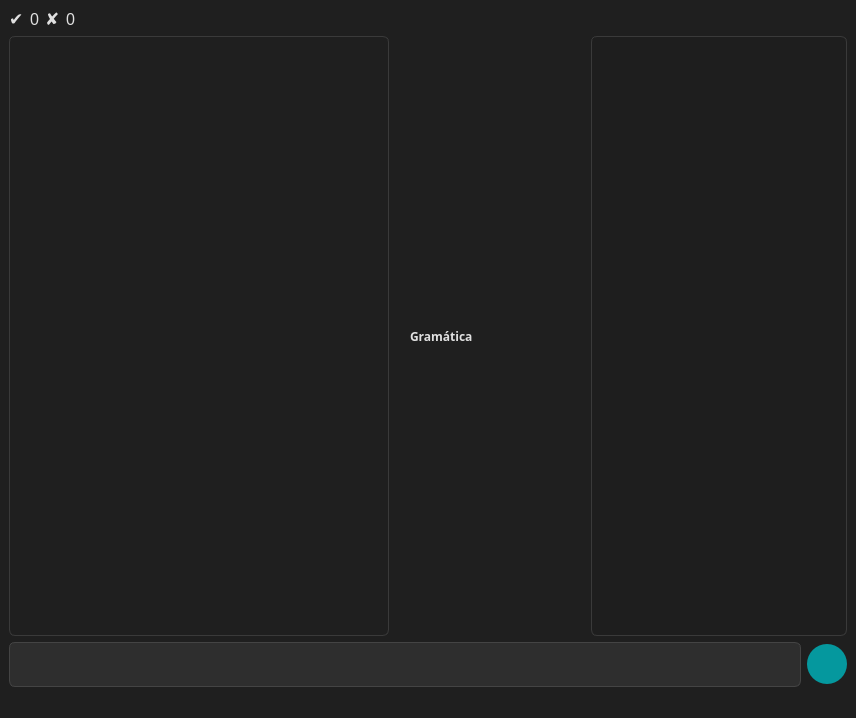
Before: the Qt Designer form src/gui/slrtutorwindow.ui in jose-rZM/SyntaxTutor, drawn with Qt 5.
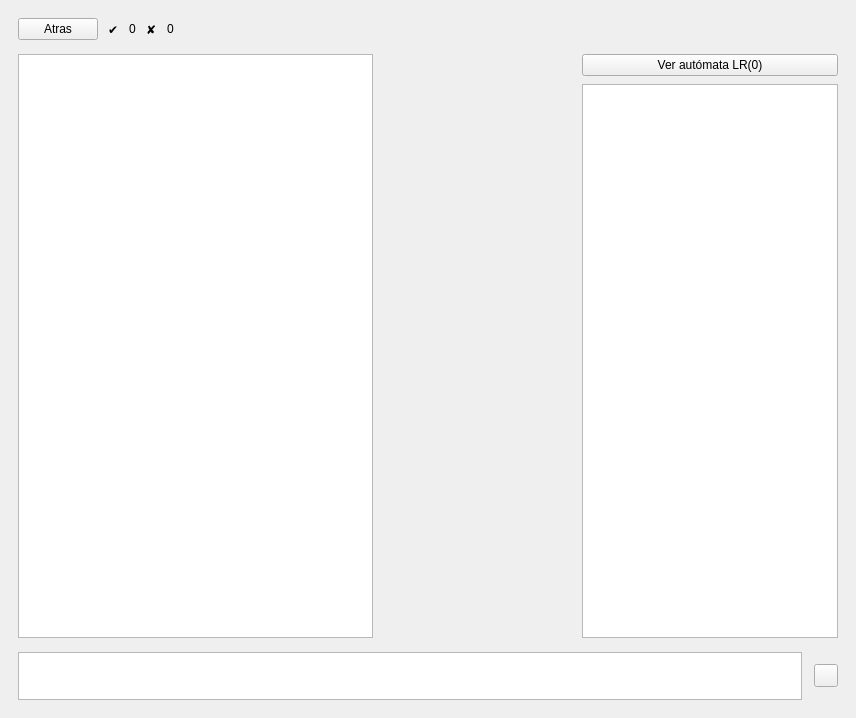
After: the same form once the commit is applied. Icons and pictures are not drawn. Custom widgets are drawn as their Qt base class.

```diff
--- a/src/gui/slrtutorwindow.ui
+++ b/src/gui/slrtutorwindow.ui
@@ -1,7 +1,7 @@
 <?xml version="1.0" encoding="UTF-8"?>
 <ui version="4.0">
  <class>SLRTutorWindow</class>
- <widget class="QMainWindow" name="SLRTutorWindow">
+ <widget class="QWidget" name="SLRTutorWindow">
   <property name="geometry">
    <rect>
     <x>0</x>
@@ -13,31 +13,45 @@
   <property name="windowTitle">
    <string>SLR1</string>
   </property>
-  <property name="windowIcon">
-   <iconset resource="resources.qrc">
-    <normaloff>:/resources/syntaxtutor.png</normaloff>:/resources/syntaxtutor.png</iconset>
-  </property>
-  <property name="styleSheet">
-   <string notr="true">  background-color: #1F1F1F;
-    color: #E0E0E0;</string>
-  </property>
-  <widget class="QWidget" name="centralwidget">
-   <layout class="QVBoxLayout" name="verticalLayout">
-    <item>
-     <layout class="QHBoxLayout" name="horizontalLayout_3">
+  <layout class="QVBoxLayout" name="verticalLayout">
+   <property name="spacing">
+    <number>14</number>
+   </property>
+   <property name="leftMargin">
+    <number>18</number>
+   </property>
+   <property name="topMargin">
+    <number>18</number>
+   </property>
+   <property name="rightMargin">
+    <number>18</number>
+   </property>
+   <property name="bottomMargin">
+    <number>18</number>
+   </property>
+   <item>
+      <layout class="QHBoxLayout" name="horizontalLayout_3">
+      <property name="spacing">
+       <number>10</number>
+      </property>
       <item>
-       <widget class="QLabel" name="tick">
+       <widget class="QPushButton" name="backButton">
+        <property name="cursor">
+         <cursorShape>PointingHandCursor</cursorShape>
+        </property>
+         <property name="text">
+          <string>Atras</string>
+         </property>
+       </widget>
+      </item>
+      <item>
+        <widget class="QLabel" name="tick">
         <property name="sizePolicy">
          <sizepolicy hsizetype="Minimum" vsizetype="Preferred">
           <horstretch>0</horstretch>
           <verstretch>0</verstretch>
          </sizepolicy>
         </property>
-        <property name="font">
-         <font>
-          <pointsize>13</pointsize>
-         </font>
-        </property>
         <property name="text">
          <string>✔</string>
         </property>
@@ -51,11 +65,6 @@
           <verstretch>0</verstretch>
          </sizepolicy>
         </property>
-        <property name="font">
-         <font>
-          <pointsize>12</pointsize>
-         </font>
-        </property>
         <property name="toolTip">
          <string>Respuestas correctas</string>
         </property>
@@ -72,11 +81,6 @@
           <verstretch>0</verstretch>
          </sizepolicy>
         </property>
-        <property name="font">
-         <font>
-          <pointsize>13</pointsize>
-         </font>
-        </property>
         <property name="text">
          <string>✘</string>
         </property>
@@ -90,11 +94,6 @@
           <verstretch>0</verstretch>
          </sizepolicy>
         </property>
-        <property name="font">
-         <font>
-          <pointsize>12</pointsize>
-         </font>
-        </property>
         <property name="toolTip">
          <string>Respuestas incorrectas</string>
         </property>
@@ -120,10 +119,13 @@
        </spacer>
       </item>
      </layout>
-    </item>
+   </item>
     <item>
      <layout class="QHBoxLayout" name="horizontalLayout_2">
-      <item>
+      <property name="spacing">
+       <number>16</number>
+      </property>
+       <item>
        <widget class="QListWidget" name="listWidget">
         <property name="sizePolicy">
          <sizepolicy hsizetype="Expanding" vsizetype="Expanding">
@@ -131,118 +133,64 @@
           <verstretch>0</verstretch>
          </sizepolicy>
         </property>
-        <property name="styleSheet">
-         <string notr="true"> QListWidget {
-        border: 1px solid #3a3a3a;
-        border-radius: 6px;
-        background-color: transparent;
-    }
-
-    QListWidget::viewport {
-        background-color: transparent;
-    }
-   QScrollBar:vertical {
-        background: #1e1e1e;
-        width: 10px;
-        margin: 2px 0 2px 0;
-        border-radius: 5px;
-    }
-
-    QScrollBar::handle:vertical {
-        background: #5c5c5c;
-        min-height: 20px;
-        border-radius: 5px;
-    }
-
-    QScrollBar::handle:vertical:hover {
-        background: #777;
-    }
-
-    QScrollBar::add-line:vertical, QScrollBar::sub-line:vertical {
-        height: 0px;
-        background: none;
-    }
-
-    QScrollBar::add-page:vertical, QScrollBar::sub-page:vertical {
-        background: none;
-    }</string>
-        </property>
        </widget>
       </item>
-      <item>
-       <widget class="QLabel" name="gr">
-        <property name="sizePolicy">
-         <sizepolicy hsizetype="Expanding" vsizetype="Expanding">
-          <horstretch>2</horstretch>
+       <item>
+        <widget class="QScrollArea" name="gr">
+         <property name="sizePolicy">
+          <sizepolicy hsizetype="Expanding" vsizetype="Expanding">
+           <horstretch>2</horstretch>
           <verstretch>0</verstretch>
          </sizepolicy>
         </property>
-        <property name="font">
-         <font>
-          <family>JetBrainsMonoNL Nerd Font Propo</family>
-          <bold>true</bold>
-         </font>
-        </property>
-        <property name="styleSheet">
-         <string notr="true">    padding: 12px;
-    border-radius: 6px;</string>
-        </property>
-        <property name="text">
-         <string>Gramática</string>
-        </property>
-        <property name="textInteractionFlags">
-         <set>Qt::TextInteractionFlag::NoTextInteraction</set>
-        </property>
-       </widget>
-      </item>
+         <property name="frameShape">
+          <enum>QFrame::Shape::NoFrame</enum>
+         </property>
+         <property name="widgetResizable">
+          <bool>true</bool>
+         </property>
+        </widget>
+       </item>
       <item>
-       <widget class="QTextEdit" name="textEdit">
-        <property name="styleSheet">
-         <string notr="true">QTextEdit {
-background-color: #1e1e1e;
-color: #ffffff;
-border: 1px solid #3a3a3a;
-border-radius: 6px;
-padding: 8px;
-selection-background-color: #44475a;
-selection-color: #ffffff;
-font-family: Noto Sans
-}
-  QScrollBar:vertical {
-        background: #1e1e1e;
-        width: 10px;
-        margin: 2px 0 2px 0;
-        border-radius: 5px;
-    }
-
-    QScrollBar::handle:vertical {
-        background: #5c5c5c;
-        min-height: 20px;
-        border-radius: 5px;
-    }
-
-    QScrollBar::handle:vertical:hover {
-        background: #777;
-    }
-
-    QScrollBar::add-line:vertical, QScrollBar::sub-line:vertical {
-        height: 0px;
-        background: none;
-    }
-
-    QScrollBar::add-page:vertical, QScrollBar::sub-page:vertical {
-        background: none;
-    }</string>
+       <layout class="QVBoxLayout" name="rightPanelLayout">
+        <property name="spacing">
+         <number>8</number>
         </property>
-        <property name="readOnly">
-         <bool>true</bool>
-        </property>
-       </widget>
+        <item>
+         <widget class="QPushButton" name="automatonButton">
+          <property name="cursor">
+           <cursorShape>PointingHandCursor</cursorShape>
+          </property>
+          <property name="text">
+           <string>Ver autómata LR(0)</string>
+          </property>
+         </widget>
+        </item>
+        <item>
+         <widget class="QTextEdit" name="textEdit">
+          <property name="sizePolicy">
+           <sizepolicy hsizetype="Expanding" vsizetype="Expanding">
+            <horstretch>2</horstretch>
+            <verstretch>0</verstretch>
+           </sizepolicy>
+          </property>
+          <property name="readOnly">
+           <bool>true</bool>
+          </property>
+         </widget>
+        </item>
+       </layout>
       </item>
      </layout>
     </item>
     <item>
      <layout class="QHBoxLayout" name="horizontalLayout">
+      <property name="spacing">
+       <number>12</number>
+      </property>
+      <property name="alignment">
+       <set>Qt::AlignVCenter</set>
+      </property>
       <item>
        <widget class="CustomTextEdit" name="userResponse">
         <property name="sizePolicy">
@@ -253,8 +201,8 @@
         </property>
         <property name="minimumSize">
          <size>
-          <width>0</width>
-          <height>45</height>
+           <width>0</width>
+           <height>48</height>
          </size>
         </property>
         <property name="maximumSize">
@@ -263,73 +211,27 @@
           <height>100</height>
          </size>
         </property>
-        <property name="styleSheet">
-         <string notr="true">QTextEdit {
-	background-color: #2E2E2E;
-	color: #E0E0E0;
-	border: 1px solid #444;
-	border-radius: 6px;
-	padding: 6px 10px;
-	font-size: 16px;
-}
-
-QTextEdit:focus {
-		border-bottom: 2px solid #00ADB5;
-}</string>
-        </property>
        </widget>
       </item>
       <item>
-       <widget class="QPushButton" name="confirmButton">
-        <property name="cursor">
-         <cursorShape>PointingHandCursor</cursorShape>
-        </property>
-        <property name="styleSheet">
-         <string notr="true">QPushButton {
-background-color: rgba(0, 173, 181, 0.85);    
-border: none;
-    border-radius: 20px; /* La mitad de width/height para que sea redondo */
-    min-width: 40px;
-    min-height: 40px;
-    max-width: 40px;
-    max-height: 40px;
-    padding: 0px;
-    icon-size: 24px 24px; /* Asegúrate de ajustar esto en C++ también si no reacciona */
-}
-
-QPushButton:hover {
-    background-color: #00C8D6;
-}
-
-QPushButton:pressed {
-    background-color: #009AA3;
-}
-
-QPushButton:disabled {
-    background-color: #888888;
-    color: #dddddd;
-}</string>
-        </property>
+        <widget class="QToolButton" name="confirmButton">
+         <property name="sizePolicy">
+          <sizepolicy hsizetype="Fixed" vsizetype="Fixed">
+           <horstretch>0</horstretch>
+           <verstretch>0</verstretch>
+          </sizepolicy>
+         </property>
+         <property name="cursor">
+          <cursorShape>PointingHandCursor</cursorShape>
+         </property>
         <property name="text">
          <string/>
         </property>
        </widget>
       </item>
      </layout>
-    </item>
-   </layout>
-  </widget>
-  <widget class="QMenuBar" name="menubar">
-   <property name="geometry">
-    <rect>
-     <x>0</x>
-     <y>0</y>
-     <width>856</width>
-     <height>23</height>
-    </rect>
-   </property>
-  </widget>
-  <widget class="QStatusBar" name="statusbar"/>
+   </item>
+  </layout>
  </widget>
  <customwidgets>
   <customwidget>
```
Left out of the diff: 2 changed lines with no effect on the pictures.
